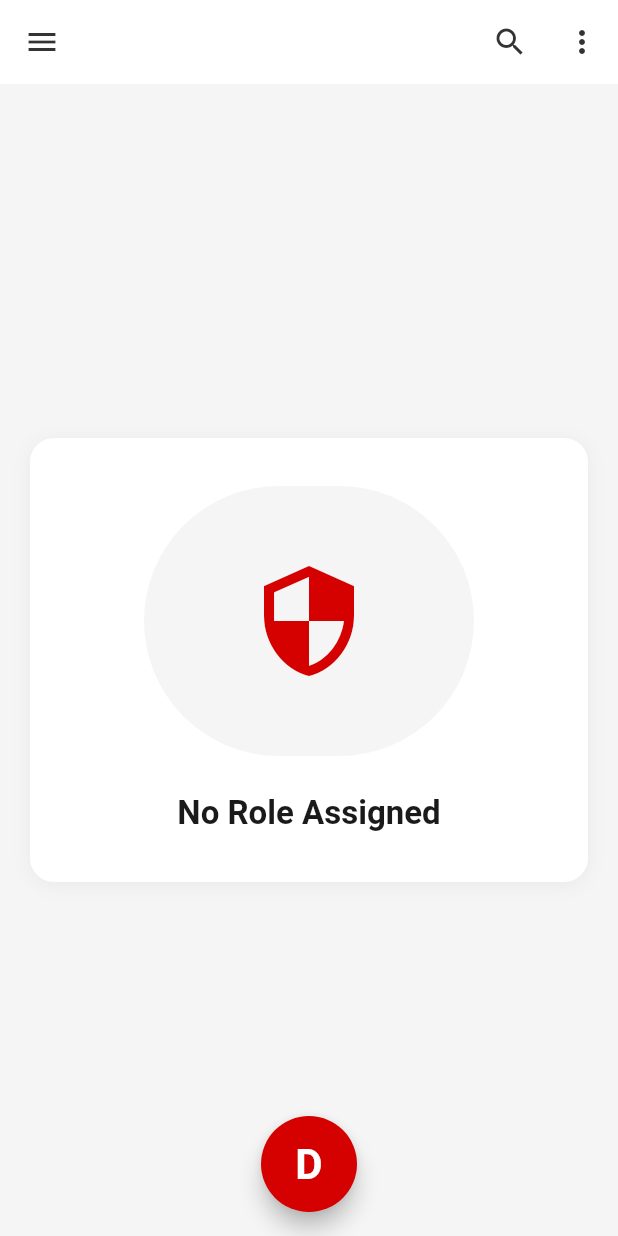
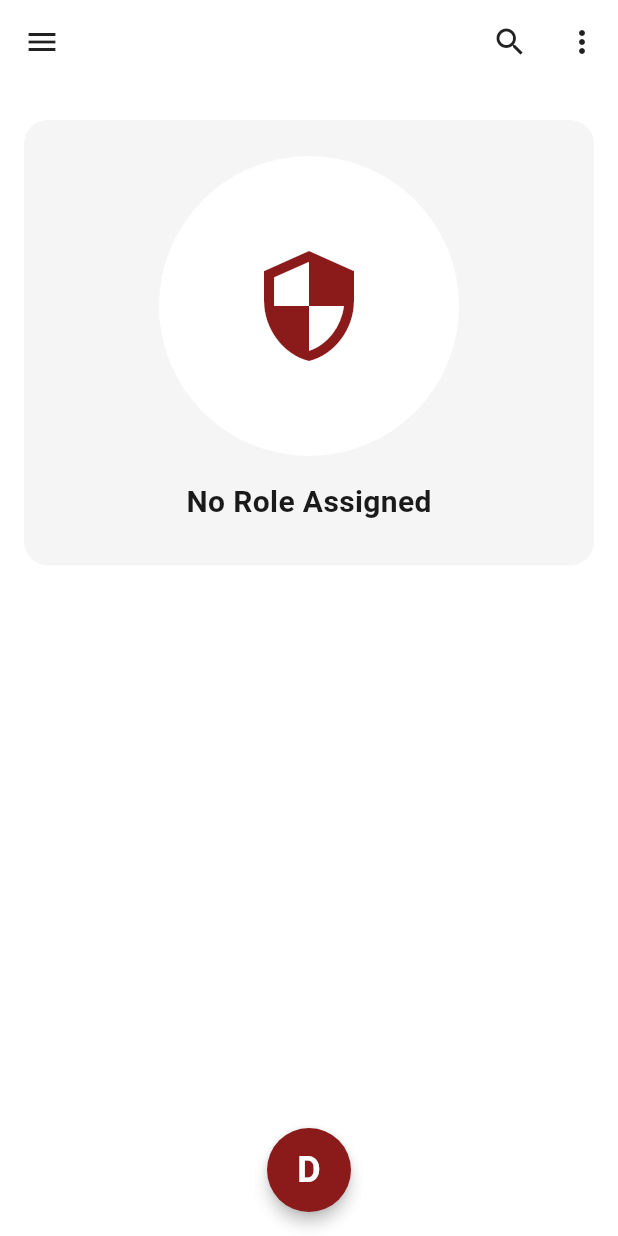
Before and after one commit to Thangella-Supraja/gateofficer-flutter, a Flutter app: the screen it shows after launch, on a phone screen of 412 x 824 dp. Run offline on Flutter 3.47's test engine with Material 3 defaults, Android fonts, the phone set to English and light mode, and no system bars.

Commit message:
fix: match exact Figma colors, fonts, and layout from screenshot
- primaryColor changed to dark maroon #8B1A1A (matches Figma)
- iconColor changed to #212121 (darker, matches screenshot)
- Scaffold background changed to white (matches screenshot)
- Card uses surfaceColor (#F5F5F5) background, no shadow
- Illustration placeholder uses white circle on gray card
- Text 'No Role Assigned' uses bold w700, fontSize 20
- FAB sized 56x56 with elevation 4, fontSize 24
- Card positioned near top with 24px top padding
- Card margins adjusted to 16px horizontal

Co-Authored-By: Devin AI <158243242+devin-ai-integration[bot]@users.noreply.github.com>

```diff
--- a/lib/core/constants/app_colors.dart
+++ b/lib/core/constants/app_colors.dart
@@ -1,7 +1,7 @@
 import 'package:flutter/material.dart';
 
 class AppColors {
-  static const Color primaryColor = Color(0xFFD50000);
+  static const Color primaryColor = Color(0xFF8B1A1A);
 
   static const Color secondaryColor = Color(0xFFFFF5F5);
 
@@ -15,5 +15,5 @@ class AppColors {
 
   static const Color surfaceColor = Color(0xFFF5F5F5);
 
-  static const Color iconColor = Color(0xFF333333);
+  static const Color iconColor = Color(0xFF212121);
 }
--- a/lib/features/no_role_assigned/screens/no_role_assigned_screen.dart
+++ b/lib/features/no_role_assigned/screens/no_role_assigned_screen.dart
@@ -8,11 +8,12 @@ class NoRoleAssignedScreen extends StatelessWidget {
   @override
   Widget build(BuildContext context) {
     return Scaffold(
-      backgroundColor: AppColors.surfaceColor,
+      backgroundColor: AppColors.backgroundColor,
       appBar: _buildAppBar(),
-      body: const Center(
-        child: SingleChildScrollView(
-          child: NoRoleCard(),
+      body: SingleChildScrollView(
+        child: Padding(
+          padding: const EdgeInsets.only(top: 24),
+          child: const NoRoleCard(),
         ),
       ),
       floatingActionButton: _buildFab(),
@@ -43,17 +44,18 @@ class NoRoleAssignedScreen extends StatelessWidget {
 
   Widget _buildFab() {
     return SizedBox(
-      width: 64,
-      height: 64,
+      width: 56,
+      height: 56,
       child: FloatingActionButton(
         onPressed: () {},
         backgroundColor: AppColors.primaryColor,
+        elevation: 4,
         shape: const CircleBorder(),
         child: const Text(
           'D',
           style: TextStyle(
             color: Colors.white,
-            fontSize: 28,
+            fontSize: 24,
             fontWeight: FontWeight.bold,
           ),
         ),
--- a/lib/features/no_role_assigned/widgets/illustration_placeholder.dart
+++ b/lib/features/no_role_assigned/widgets/illustration_placeholder.dart
@@ -9,8 +9,8 @@ class IllustrationPlaceholder extends StatelessWidget {
 
   const IllustrationPlaceholder({
     super.key,
-    this.width = 220,
-    this.height = 180,
+    this.width = 240,
+    this.height = 200,
     this.icon = Icons.security,
     this.iconSize = 80,
   });
@@ -21,8 +21,8 @@ class IllustrationPlaceholder extends StatelessWidget {
       width: width,
       height: height,
       decoration: BoxDecoration(
-        color: AppColors.surfaceColor,
-        borderRadius: BorderRadius.circular(height / 2),
+        color: AppColors.backgroundColor,
+        shape: BoxShape.circle,
       ),
       child: Icon(
         icon,
--- a/lib/features/no_role_assigned/widgets/no_role_card.dart
+++ b/lib/features/no_role_assigned/widgets/no_role_card.dart
@@ -9,30 +9,24 @@ class NoRoleCard extends StatelessWidget {
   Widget build(BuildContext context) {
     return Container(
       width: double.infinity,
-      margin: const EdgeInsets.symmetric(horizontal: 20),
-      padding: const EdgeInsets.symmetric(vertical: 32, horizontal: 24),
+      margin: const EdgeInsets.symmetric(horizontal: 16),
+      padding: const EdgeInsets.only(top: 24, bottom: 28, left: 16, right: 16),
       decoration: BoxDecoration(
-        color: AppColors.backgroundColor,
+        color: AppColors.surfaceColor,
         borderRadius: BorderRadius.circular(16),
-        boxShadow: [
-          BoxShadow(
-            color: Colors.black.withValues(alpha: 0.05),
-            blurRadius: 10,
-            offset: const Offset(0, 2),
-          ),
-        ],
       ),
       child: Column(
         mainAxisSize: MainAxisSize.min,
         children: [
           const IllustrationPlaceholder(),
-          const SizedBox(height: 24),
+          const SizedBox(height: 16),
           Text(
             'No Role Assigned',
-            style: Theme.of(context).textTheme.titleLarge?.copyWith(
-                  color: AppColors.textPrimary,
-                  fontWeight: FontWeight.w600,
-                ),
+            style: TextStyle(
+              color: AppColors.textPrimary,
+              fontSize: 20,
+              fontWeight: FontWeight.w700,
+            ),
           ),
         ],
       ),
```
